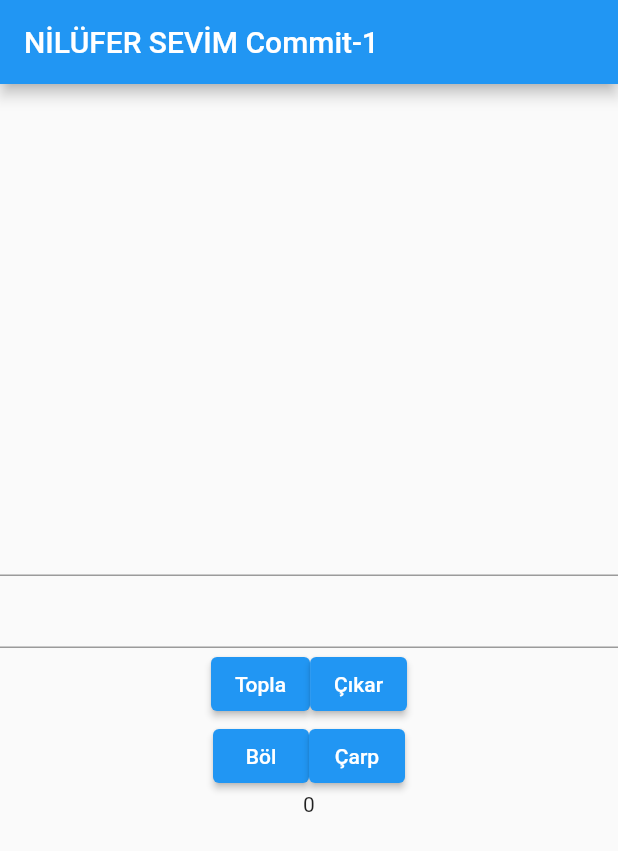
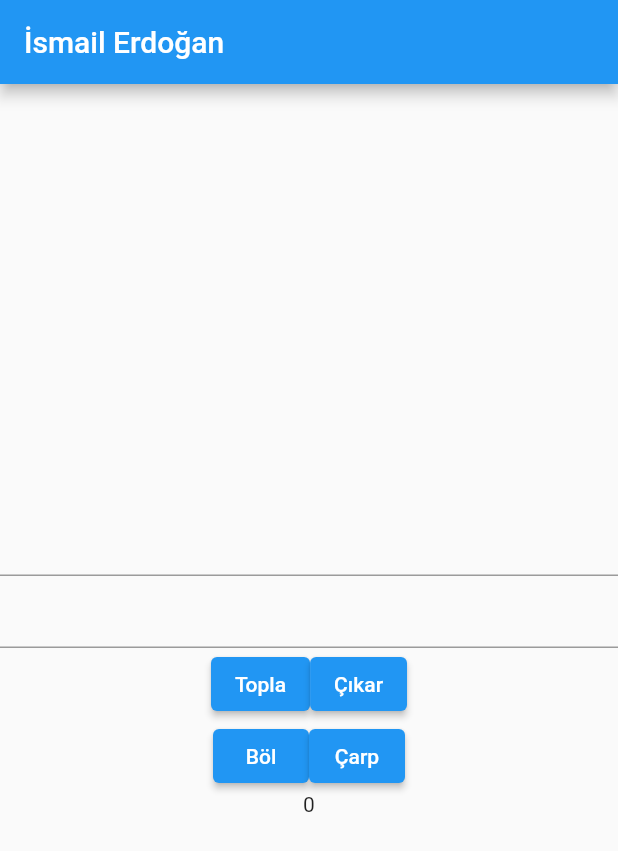
Before and after one commit to GokhanOzkaya/asd, a Flutter app: the screen it shows after launch, on a phone screen of 412 x 824 dp. Shown: the top 851 px of the screen. Run offline on Flutter 3.47's test engine with Material 2 defaults, Android fonts, the phone set to English and light mode, and no system bars.

```diff
--- a/lib/main.dart
+++ b/lib/main.dart
@@ -22,7 +22,7 @@ class Iskele extends StatelessWidget {
   Widget build(BuildContext context) {
     return Scaffold(
       appBar: AppBar(
-        title: Text('NİLÜFER SEVİM Commit-1'),
+        title: Text('İsmail Erdoğan'),
       ),
       body: AnaEkranState(),
     );
```
